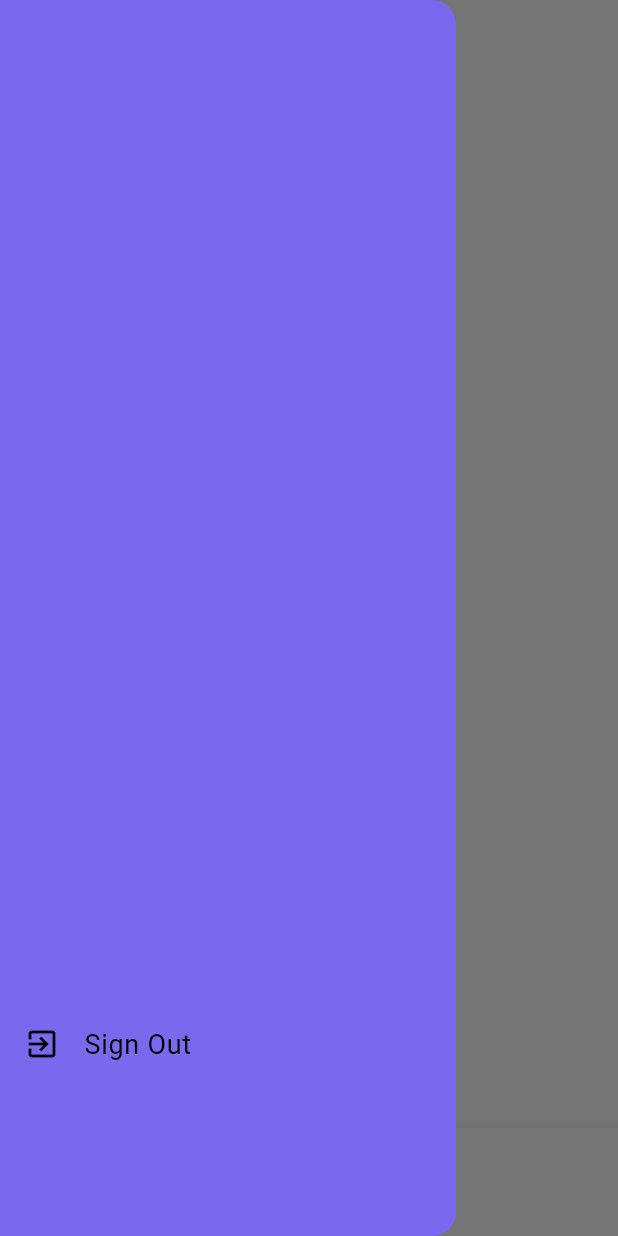
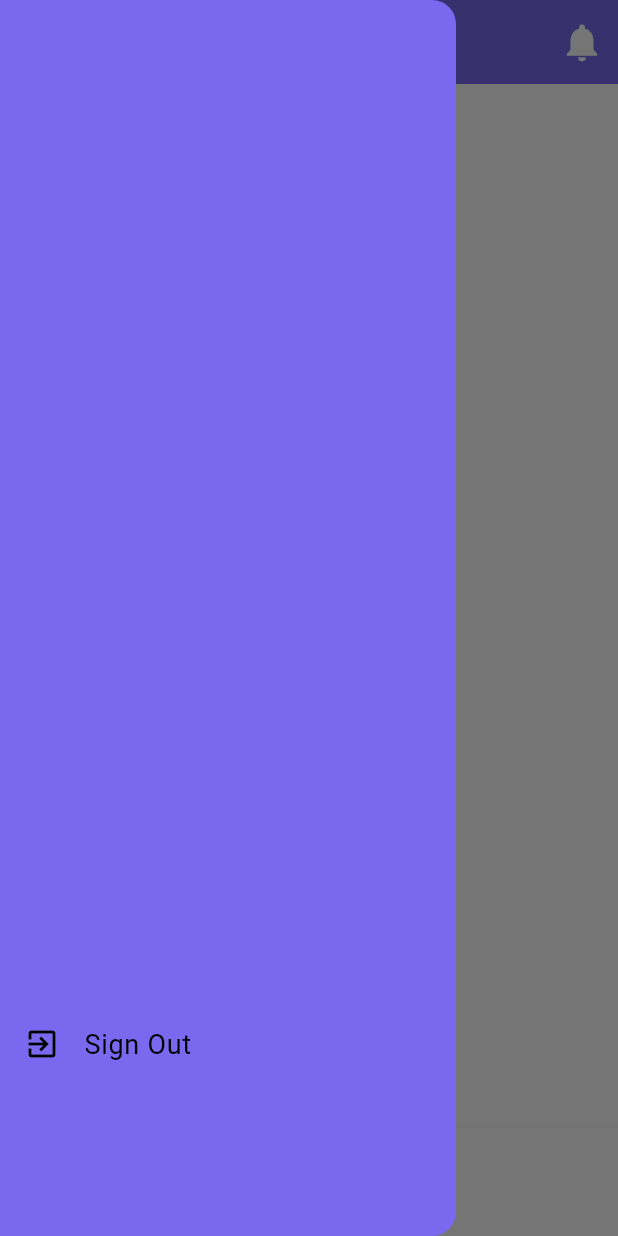
Before and after one commit to Muhammad-Qzih/N3imn_Project, a Flutter app: the BarberHomeScreen screen opened by its route, with the side drawer open, on a phone screen of 412 x 824 dp. Run offline on Flutter 3.47's test engine with Material 3 defaults, Android fonts, the phone set to English and light mode, and no system bars; our stand-ins replace awesome_dialog, cloud_firestore, firebase_auth, firebase_core, get_it, google_fonts and 1 more; accounts and stored records are empty.

Commit message:
Create Barber Header Navigation

```diff
--- a/lib/view/barber_screens/home_navigation_screens/barber_home_screen.dart
+++ b/lib/view/barber_screens/home_navigation_screens/barber_home_screen.dart
@@ -15,6 +15,14 @@ class BarberHomeScreen extends StatefulWidget {
 
 class _BarberHomeScreenState extends State<BarberHomeScreen> {
   int _selectedIndex = 0;
+  String name = "Home Page";
+
+  final List<String> _titleAppBar = <String>[
+    "Home Page",
+    "Reservatons Management ",
+    "Dashbored",
+    "Profile"
+  ];
 
   final List<Widget> _widgetOptions = <Widget>[
     const BarberHome(),
@@ -32,8 +40,28 @@ class _BarberHomeScreenState extends State<BarberHomeScreen> {
   @override
   Widget build(BuildContext context) {
     return Scaffold(
-
-        appBar: AppBar(),
+        appBar: AppBar(
+          iconTheme:
+              const IconThemeData(color: AppColor.TEXT_SECONDARY, size: 30),
+          backgroundColor: AppColor.PRIMARY,
+          title: Center(
+            child: Text(
+              _titleAppBar.elementAt(_selectedIndex),
+              style: const TextStyle(
+                fontSize: 20,
+                color: AppColor.TEXT_SECONDARY,
+                fontWeight: FontWeight.normal,
+              ),
+            ),
+          ),
+          actions: [
+            IconButton(
+                onPressed: () {},
+                icon: const Icon(
+                  Icons.notifications,
+                ))
+          ],
+        ),
         body: Center(
           child: _widgetOptions.elementAt(_selectedIndex),
         ),
```
